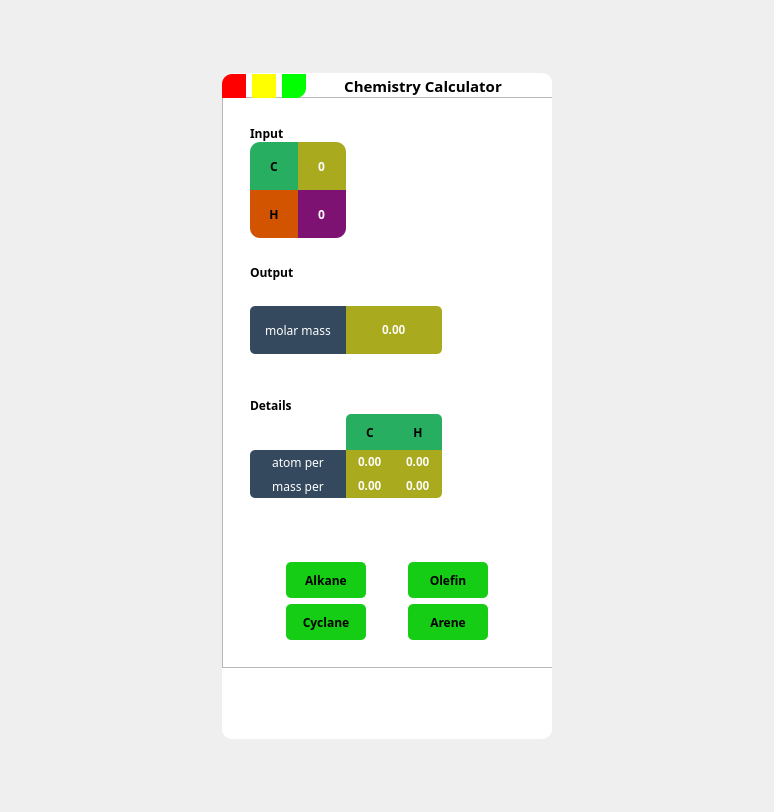
Above: widget.ui from ACupofAir/Stoichiometric before the change. Below: the same form after it.
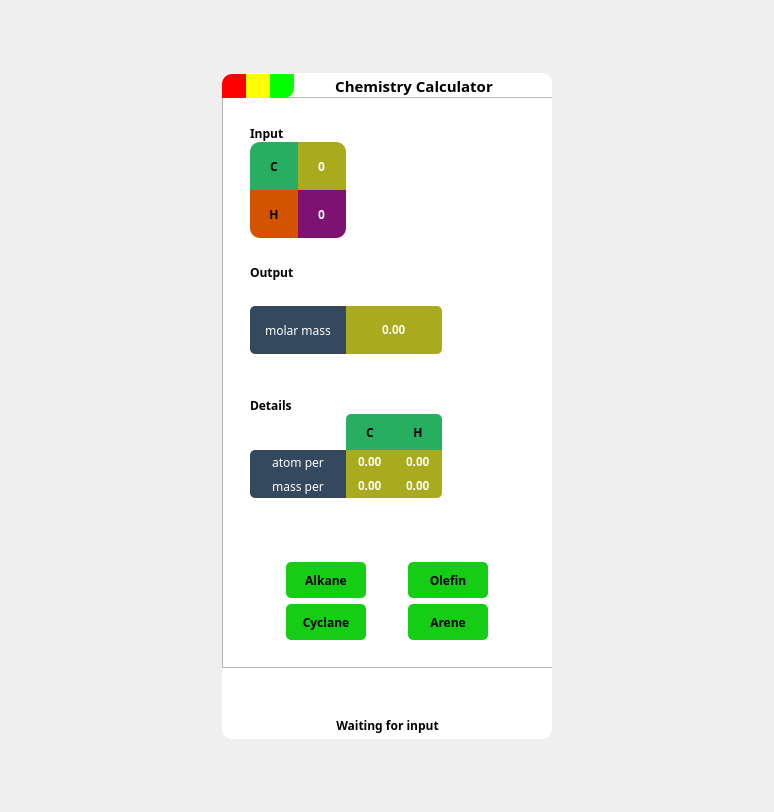
That is the form after the change.

Diff of the .ui file:
```diff
--- a/widget.ui
+++ b/widget.ui
@@ -1132,6 +1132,9 @@
        </rect>
       </property>
       <layout class="QHBoxLayout" name="horizontalLayout_2">
+       <property name="spacing">
+        <number>0</number>
+       </property>
        <item>
         <widget class="QPushButton" name="btnClose">
          <property name="sizePolicy">
@@ -1289,6 +1292,34 @@
        </item>
       </layout>
      </widget>
+     <widget class="QLabel" name="messageBox">
+      <property name="geometry">
+       <rect>
+        <x>0</x>
+        <y>637</y>
+        <width>331</width>
+        <height>31</height>
+       </rect>
+      </property>
+      <property name="font">
+       <font>
+        <family>Cascadia Mono</family>
+        <weight>75</weight>
+        <bold>true</bold>
+       </font>
+      </property>
+      <property name="styleSheet">
+       <string notr="true">#messageBOx {
+	border-radius: 10px;
+}</string>
+      </property>
+      <property name="text">
+       <string>Waiting for input</string>
+      </property>
+      <property name="alignment">
+       <set>Qt::AlignCenter</set>
+      </property>
+     </widget>
     </widget>
    </item>
   </layout>
```
